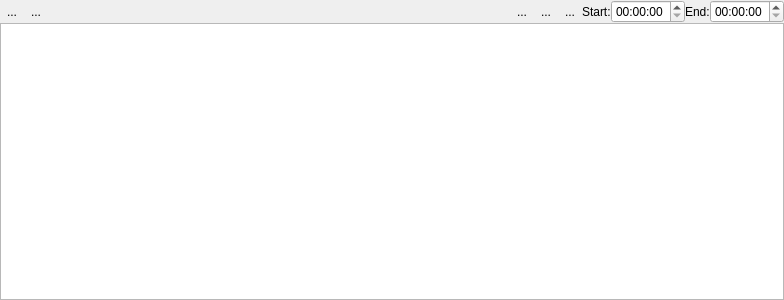
First picture: the form in Viewer/ecflowUI/src/TimelineInfoDailyWidget.ui, repository ecmwf/ecflow, before the edit.
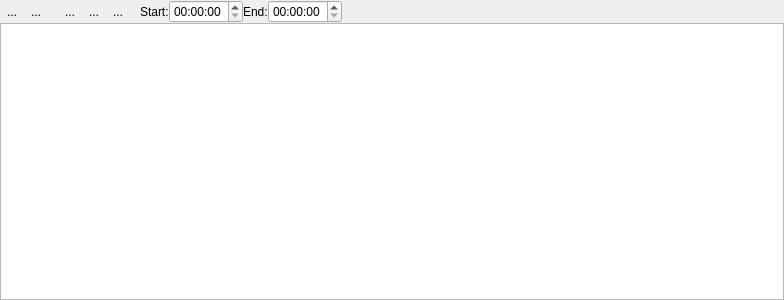
Second picture: the form after the edit. Icons and pictures are not drawn. Custom widgets are drawn as their Qt base class.

Commit message: ecFlowUI: add zoom to daily view of node info in timeline view ECFLOW-1508

```diff
--- a/Viewer/ecflowUI/src/TimelineInfoDailyWidget.ui
+++ b/Viewer/ecflowUI/src/TimelineInfoDailyWidget.ui
@@ -64,9 +64,12 @@
        <property name="orientation">
         <enum>Qt::Horizontal</enum>
        </property>
+       <property name="sizeType">
+        <enum>QSizePolicy::Fixed</enum>
+       </property>
        <property name="sizeHint" stdset="0">
         <size>
-         <width>40</width>
+         <width>10</width>
          <height>20</height>
         </size>
        </property>
@@ -123,6 +126,22 @@
        </property>
       </widget>
      </item>
+     <item>
+      <spacer name="horizontalSpacer_2">
+       <property name="orientation">
+        <enum>Qt::Horizontal</enum>
+       </property>
+       <property name="sizeType">
+        <enum>QSizePolicy::Fixed</enum>
+       </property>
+       <property name="sizeHint" stdset="0">
+        <size>
+         <width>10</width>
+         <height>20</height>
+        </size>
+       </property>
+      </spacer>
+     </item>
      <item>
       <widget class="QLabel" name="label">
        <property name="text">
@@ -143,6 +162,19 @@
      <item>
       <widget class="QTimeEdit" name="toTimeEdit"/>
      </item>
+     <item>
+      <spacer name="horizontalSpacer_3">
+       <property name="orientation">
+        <enum>Qt::Horizontal</enum>
+       </property>
+       <property name="sizeHint" stdset="0">
+        <size>
+         <width>40</width>
+         <height>20</height>
+        </size>
+       </property>
+      </spacer>
+     </item>
     </layout>
    </item>
    <item>
```
Left out of the diff: 2 changed lines with no effect on the pictures. The commit also changes 1 other file.
